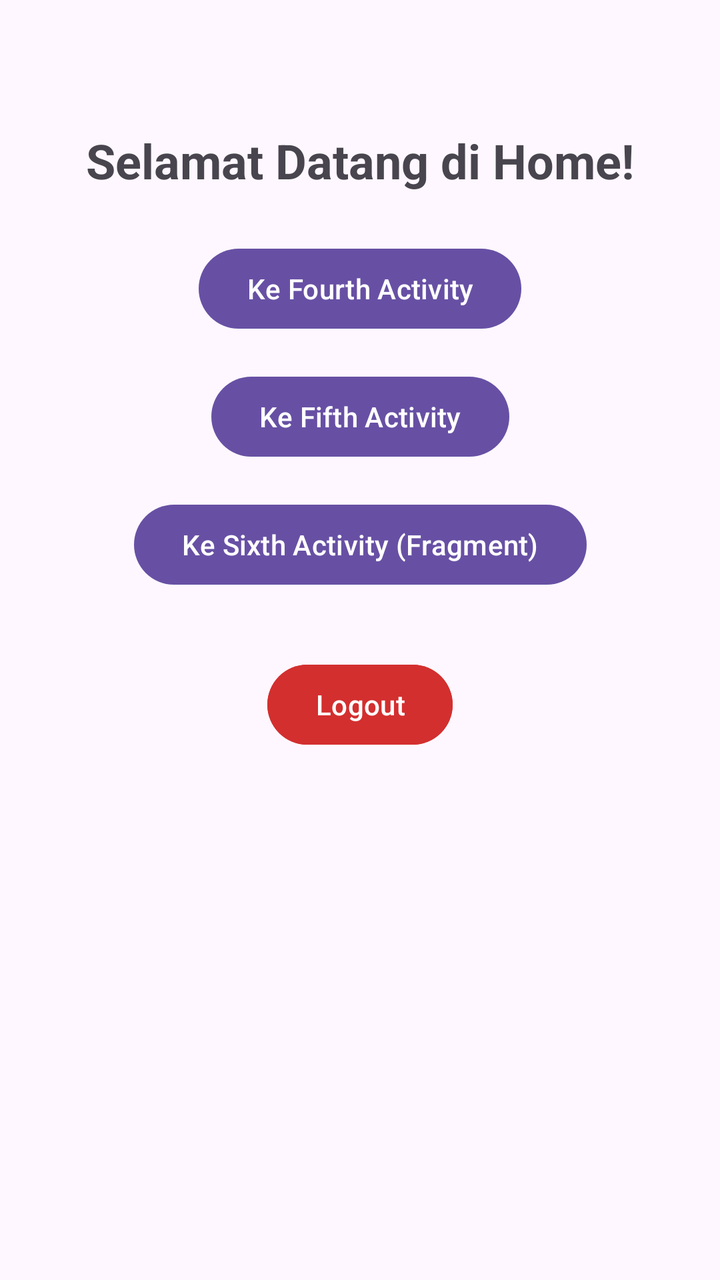
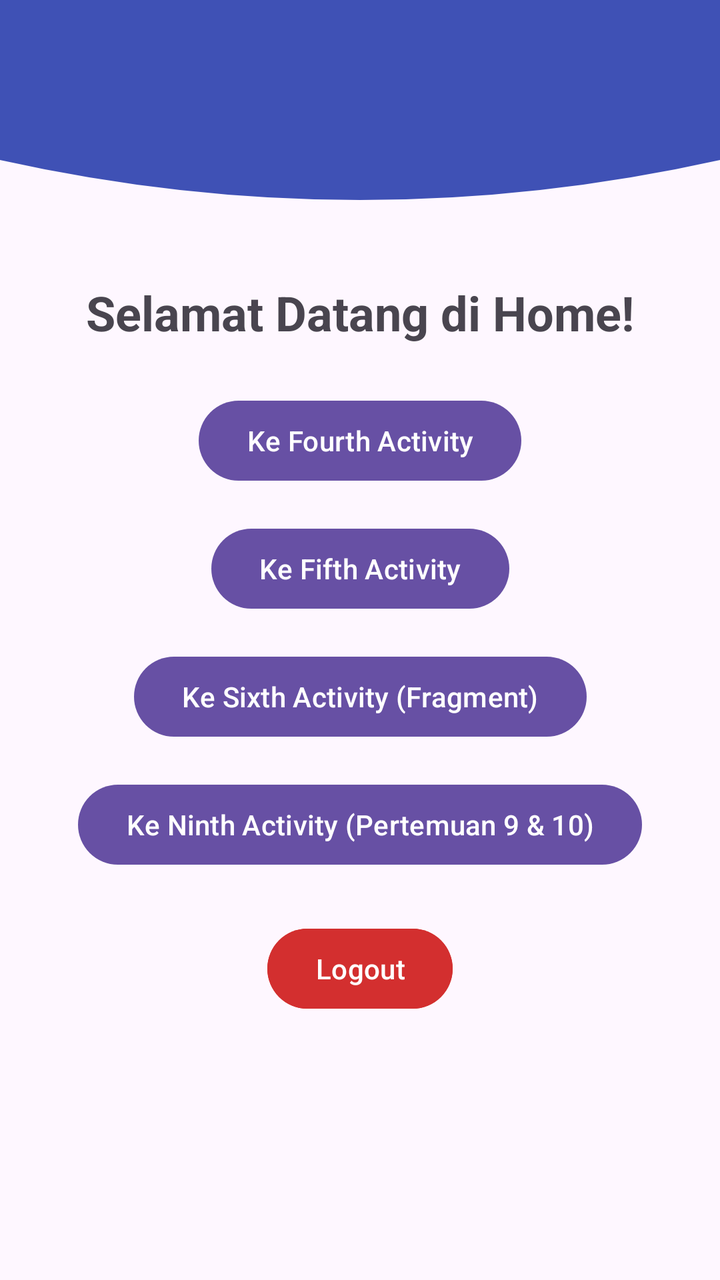

Screens rendered from an Android XML layout before and after an edit, with the pre-edit source and the edit as a unified diff.
<!-- AndroidManifest.xml: application theme Theme.Laukhil_mobile1 -->
<!-- res/layout/fragment_home.xml -->
<?xml version="1.0" encoding="utf-8"?>
<androidx.constraintlayout.widget.ConstraintLayout
    xmlns:android="http://schemas.android.com/apk/res/android"
    xmlns:app="http://schemas.android.com/apk/res-auto"
    android:layout_width="match_parent"
    android:layout_height="match_parent"
    android:padding="24dp">

    <TextView
        android:id="@+id/tvWelcome"
        android:layout_width="wrap_content"
        android:layout_height="wrap_content"
        android:text="Selamat Datang di Home!"
        android:textSize="24sp"
        android:textStyle="bold"
        app:layout_constraintTop_toTopOf="parent"
        app:layout_constraintStart_toStartOf="parent"
        app:layout_constraintEnd_toEndOf="parent"
        android:layout_marginTop="40dp"/>

    <Button
        android:id="@+id/btnToFourth"
        android:layout_width="wrap_content"
        android:layout_height="wrap_content"
        android:text="Ke Fourth Activity"
        app:layout_constraintTop_toBottomOf="@id/tvWelcome"
        app:layout_constraintStart_toStartOf="parent"
        app:layout_constraintEnd_toEndOf="parent"
        android:layout_marginTop="24dp"/>

    <Button
        android:id="@+id/btnToFifth"
        android:layout_width="wrap_content"
        android:layout_height="wrap_content"
        android:text="Ke Fifth Activity"
        app:layout_constraintTop_toBottomOf="@id/btnToFourth"
        app:layout_constraintStart_toStartOf="parent"
        app:layout_constraintEnd_toEndOf="parent"
        android:layout_marginTop="16dp"/>

    <Button
        android:id="@+id/btnToSixth"
        android:layout_width="wrap_content"
        android:layout_height="wrap_content"
        android:text="Ke Sixth Activity (Fragment)"
        app:layout_constraintTop_toBottomOf="@id/btnToFifth"
        app:layout_constraintStart_toStartOf="parent"
        app:layout_constraintEnd_toEndOf="parent"
        android:layout_marginTop="16dp"/>

    <Button
        android:id="@+id/btnLogout"
        android:layout_width="wrap_content"
        android:layout_height="wrap_content"
        android:text="Logout"
        android:backgroundTint="#D32F2F"
        app:layout_constraintTop_toBottomOf="@id/btnToSixth"
        app:layout_constraintStart_toStartOf="parent"
        app:layout_constraintEnd_toEndOf="parent"
        android:layout_marginTop="32dp"/>

</androidx.constraintlayout.widget.ConstraintLayout>
<!-- resources referenced by this layout -->
<resources>
  <style name="Theme.Laukhil_mobile1" parent="Base.Theme.Laukhil_mobile1" />
  <style name="Base.Theme.Laukhil_mobile1" parent="Theme.Material3.DayNight.NoActionBar">
          
          
      </style>
</resources>

<!-- the commit's change to res/layout/fragment_home.xml (unified diff, before → after) -->
@@ -3,8 +3,17 @@
     xmlns:android="http://schemas.android.com/apk/res/android"
     xmlns:app="http://schemas.android.com/apk/res-auto"
     android:layout_width="match_parent"
-    android:layout_height="match_parent"
-    android:padding="24dp">
+    android:layout_height="match_parent">
+
+    
+    <View
+        android:id="@+id/headerWave"
+        android:layout_width="match_parent"
+        android:layout_height="120dp"
+        android:background="@drawable/bg_header_wave"
+        app:layout_constraintTop_toTopOf="parent"
+        app:layout_constraintStart_toStartOf="parent"
+        app:layout_constraintEnd_toEndOf="parent" />
 
     <TextView
         android:id="@+id/tvWelcome"
@@ -13,10 +22,10 @@
         android:text="Selamat Datang di Home!"
         android:textSize="24sp"
         android:textStyle="bold"
-        app:layout_constraintTop_toTopOf="parent"
+        app:layout_constraintTop_toBottomOf="@id/headerWave"
         app:layout_constraintStart_toStartOf="parent"
         app:layout_constraintEnd_toEndOf="parent"
-        android:layout_marginTop="40dp"/>
+        android:layout_marginTop="20dp"/>
 
     <Button
         android:id="@+id/btnToFourth"
@@ -49,14 +58,24 @@
         android:layout_marginTop="16dp"/>
 
     <Button
+        android:id="@+id/btnToNinth"
+        android:layout_width="wrap_content"
+        android:layout_height="wrap_content"
+        android:text="Ke Ninth Activity (Pertemuan 9 &amp; 10)"
+        app:layout_constraintTop_toBottomOf="@id/btnToSixth"
+        app:layout_constraintStart_toStartOf="parent"
+        app:layout_constraintEnd_toEndOf="parent"
+        android:layout_marginTop="16dp"/>
+
+    <Button
         android:id="@+id/btnLogout"
         android:layout_width="wrap_content"
         android:layout_height="wrap_content"
         android:text="Logout"
         android:backgroundTint="#D32F2F"
-        app:layout_constraintTop_toBottomOf="@id/btnToSixth"
+        app:layout_constraintTop_toBottomOf="@id/btnToNinth"
         app:layout_constraintStart_toStartOf="parent"
         app:layout_constraintEnd_toEndOf="parent"
-        android:layout_marginTop="32dp"/>
+        android:layout_marginTop="24dp"/>
 
 </androidx.constraintlayout.widget.ConstraintLayout>
<!-- resource entries referenced after the edit -->
@@ -1,5 +1,16 @@
 <!-- resources referenced by this layout -->
 <resources>
+  <!-- drawable bg_header_wave (drawable) -->
+  <?xml version="1.0" encoding="utf-8"?>
+  <vector xmlns:android="http://schemas.android.com/apk/res/android"
+      android:width="360dp"
+      android:height="120dp"
+      android:viewportWidth="360"
+      android:viewportHeight="120">
+      <path
+          android:fillColor="#3F51B5"
+          android:pathData="M0,0 L360,0 L360,80 Q180,120 0,80 Z" />
+  </vector>
   <style name="Theme.Laukhil_mobile1" parent="Base.Theme.Laukhil_mobile1" />
   <style name="Base.Theme.Laukhil_mobile1" parent="Theme.Material3.DayNight.NoActionBar">
           
